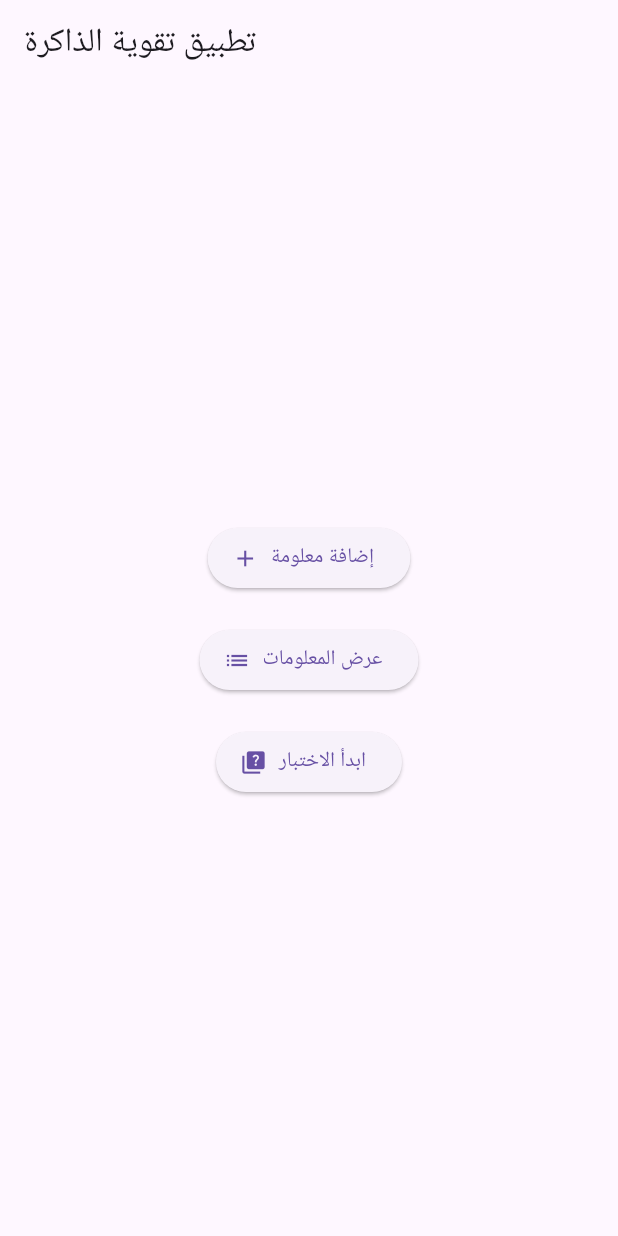
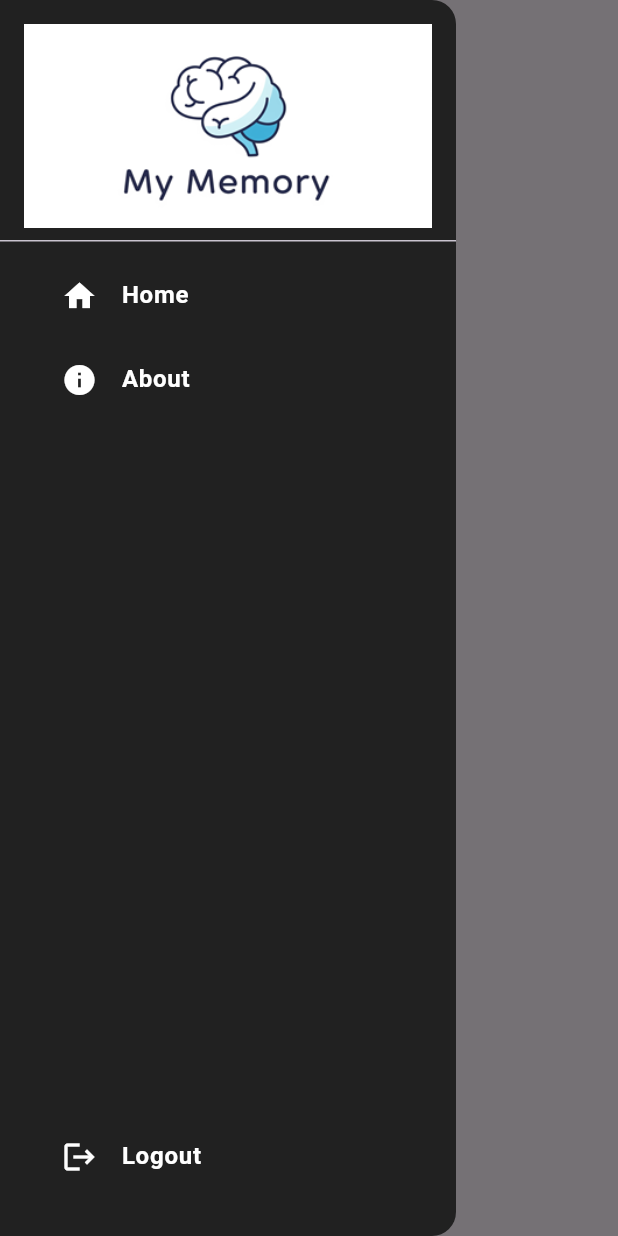
Before and after one commit to palguy/My-Memory, a Flutter app: the screen it shows after launch, with the side drawer open (before the commit the screen has no drawer), on a phone screen of 412 x 824 dp. Run offline on Flutter 3.47's test engine with Material 3 defaults, Android fonts, the phone set to English and light mode, and no system bars; our stand-ins replace hive, hive_flutter, image_picker; accounts and stored records are empty.

```diff
--- a/lib/pages/add_info_screen.dart
+++ b/lib/pages/add_info_screen.dart
@@ -120,6 +120,7 @@ class _AddInfoScreenState extends State<AddInfoScreen> {
                         items:
                             _categories.map((String category) {
                               return DropdownMenuItem<String>(
+                                alignment: AlignmentDirectional.centerEnd,
                                 value: category,
                                 child: Text(category),
                               );
--- a/lib/pages/home_screen.dart
+++ b/lib/pages/home_screen.dart
@@ -33,6 +33,83 @@ class HomeScreen extends StatelessWidget {
           ],
         ),
       ),
+
+      drawer: Drawer(
+        backgroundColor: Colors.grey[900],
+        child: Column(
+          children: [
+            // logo
+            // DrawerHeader(child: Image.asset('lib/images/my_memory.png')),
+            DrawerHeader(
+              decoration: const BoxDecoration(
+                color:
+                    Colors.transparent, // اختياري: لو حابب تبقي الخلفية شفافة
+              ),
+              child: Container(
+                width: double.infinity,
+                height: double.infinity,
+                child: Image.asset(
+                  'lib/images/my_memory_nav.png',
+                  fit: BoxFit.cover, // لتملأ الصورة كامل المساحة
+                ),
+              ),
+            ),
+
+            // other pages
+            Padding(
+              padding: const EdgeInsets.only(left: 25),
+              child: ListTile(
+                leading: Icon(Icons.home, color: Colors.white),
+                title: Text(
+                  'Home',
+                  style: TextStyle(
+                    fontSize: 16,
+                    color: Colors.white,
+                    fontWeight: FontWeight.bold,
+                  ),
+                ),
+              ),
+            ),
+
+            Padding(
+              padding: const EdgeInsets.only(left: 25),
+              child: ListTile(
+                leading: Icon(Icons.info, color: Colors.white),
+                title: Text(
+                  'About',
+                  style: TextStyle(
+                    fontSize: 16,
+                    color: Colors.white,
+                    fontWeight: FontWeight.bold,
+                  ),
+                ),
+              ),
+            ),
+
+            // Expanded ليدفع الـ Logout لأسفل
+            Expanded(child: Container()),
+
+            // Logout في الأسفل
+            Padding(
+              padding: const EdgeInsets.only(left: 25, bottom: 25),
+              child: ListTile(
+                leading: Icon(Icons.logout, color: Colors.white),
+                title: Text(
+                  'Logout',
+                  style: TextStyle(
+                    fontSize: 16,
+                    color: Colors.white,
+                    fontWeight: FontWeight.bold,
+                  ),
+                ),
+                onTap: () {
+                  // Add logout functionality here
+                },
+              ),
+            ),
+          ],
+        ),
+      ),
     );
   }
 }
--- a/pubspec.yaml
+++ b/pubspec.yaml
@@ -63,8 +63,8 @@ flutter:
   uses-material-design: true
 
   # To add assets to your application, add an assets section, like this:
-  # assets:
-  #   - images/a_dot_burr.jpeg
+  assets:
+    - lib/images/
   #   - images/a_dot_ham.jpeg
 
   # An image asset can refer to one or more resolution-specific "variants", see
```
Also changed, not shown: lib/main.dart (+12 -0 lines), lib/pages/quiz_screen.dart (+40 -22 lines), lib/images/my_memory.png (added), lib/images/my_memory_nav.png (added), 4 other files.
